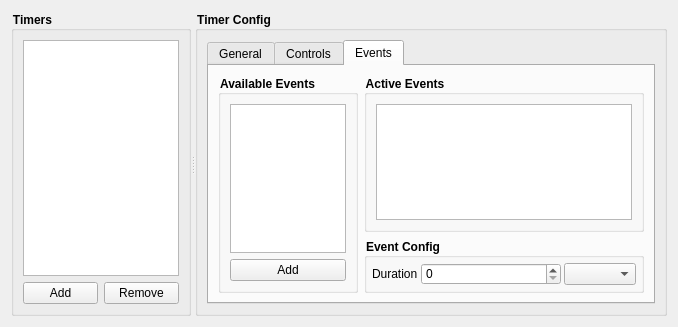
Old version of the form components/countdown_timer/config.ui in the repository edoren/EdoBot.
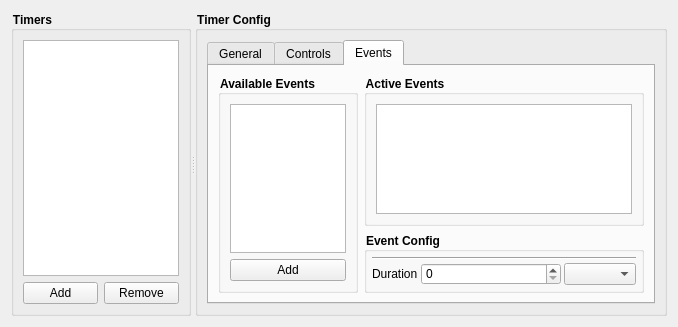
New version of the form. The open tabs and pages were chosen to show the change.

Commit message: Added missing ui changes for countdown_timer

Diff of the .ui file:
```diff
--- a/components/countdown_timer/config.ui
+++ b/components/countdown_timer/config.ui
@@ -502,6 +502,13 @@
                 <property name="bottomMargin">
                  <number>5</number>
                 </property>
+                <item>
+                 <widget class="Line" name="line">
+                  <property name="orientation">
+                   <enum>Qt::Horizontal</enum>
+                  </property>
+                 </widget>
+                </item>
                 <item>
                  <layout class="QFormLayout" name="event_data_form">
                   <item row="0" column="0">
```
Left out of the diff: 4 changed lines with no effect on the pictures.
